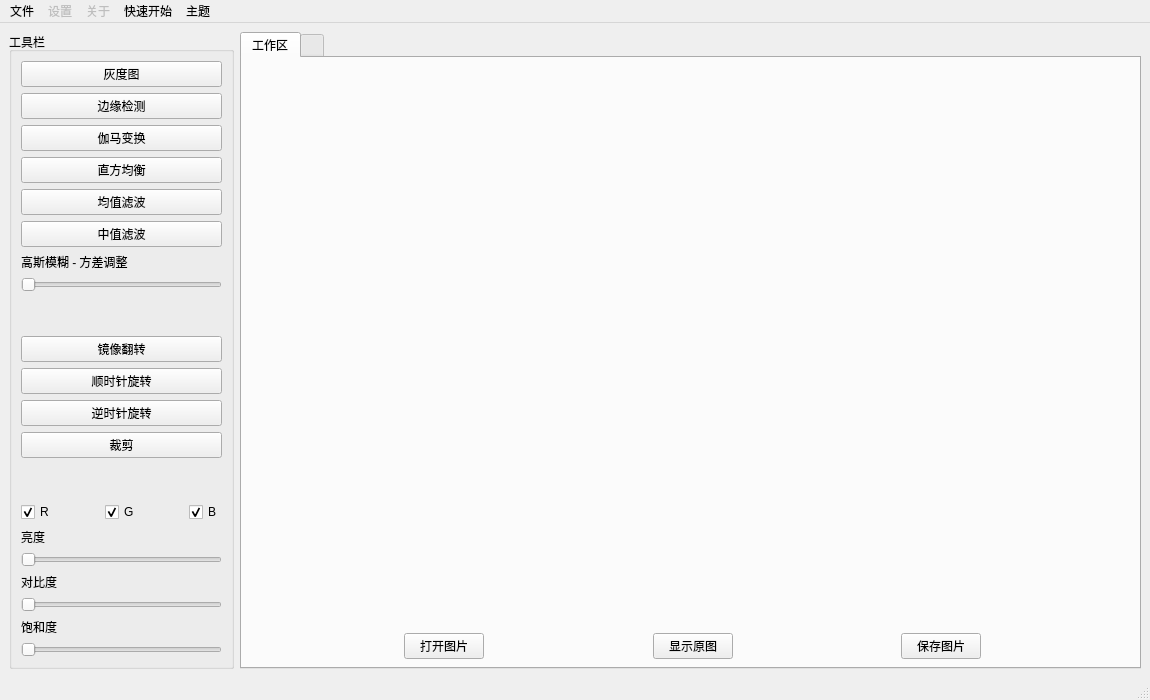
Old version of the form mainwindow.ui in the repository fl0a1e/ImgProcessor.
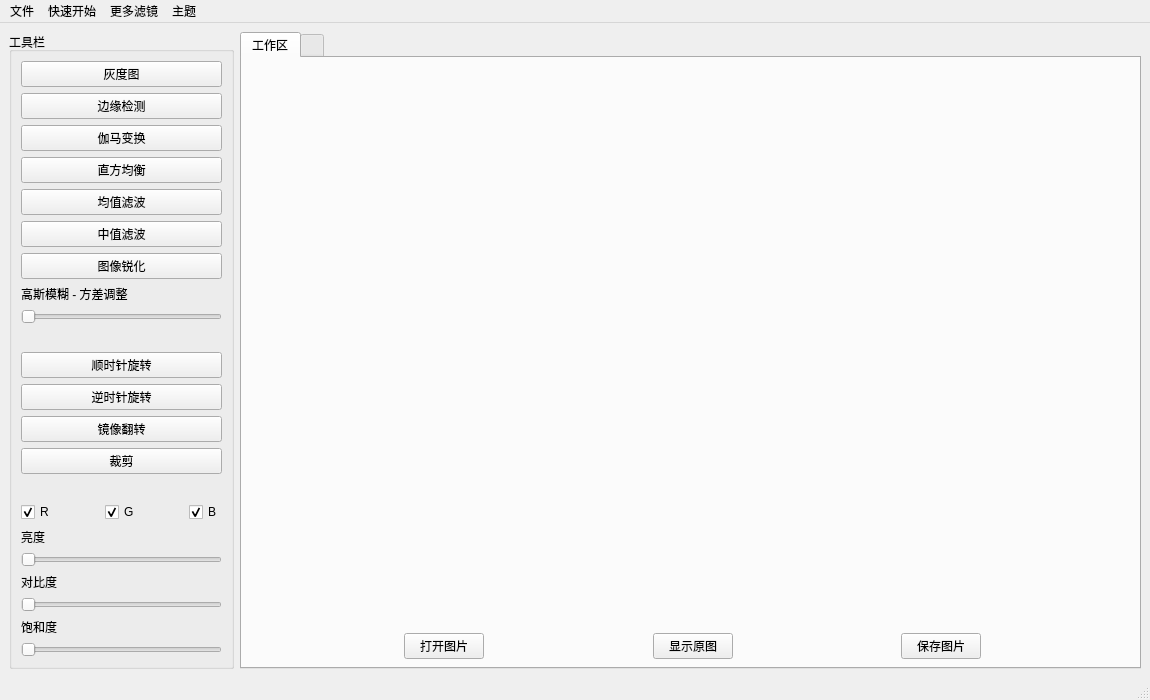
New version of the form.

Commit message: 加入新滤镜 & 改变loading.gif

```diff
--- a/mainwindow.ui
+++ b/mainwindow.ui
@@ -78,6 +78,13 @@
          </property>
         </widget>
        </item>
+       <item>
+        <widget class="QPushButton" name="pushButton_sharp">
+         <property name="text">
+          <string>图像锐化</string>
+         </property>
+        </widget>
+       </item>
        <item>
         <widget class="QLabel" name="label_4">
          <property name="text">
@@ -105,13 +112,6 @@
          </property>
         </spacer>
        </item>
-       <item>
-        <widget class="QPushButton" name="pushButton_mirrored">
-         <property name="text">
-          <string>镜像翻转</string>
-         </property>
-        </widget>
-       </item>
        <item>
         <widget class="QPushButton" name="pushButton_turnright">
          <property name="text">
@@ -126,6 +126,13 @@
          </property>
         </widget>
        </item>
+       <item>
+        <widget class="QPushButton" name="pushButton_mirrored">
+         <property name="text">
+          <string>镜像翻转</string>
+         </property>
+        </widget>
+       </item>
        <item>
         <widget class="QPushButton" name="pushButton_cropper">
          <property name="text">
@@ -396,19 +403,15 @@
    </widget>
    <widget class="QMenu" name="menu_2">
     <property name="enabled">
-     <bool>false</bool>
+     <bool>true</bool>
     </property>
     <property name="title">
-     <string>设置</string>
+     <string>更多滤镜</string>
     </property>
-   </widget>
-   <widget class="QMenu" name="menu_3">
-    <property name="enabled">
-     <bool>false</bool>
-    </property>
-    <property name="title">
-     <string>关于</string>
-    </property>
+    <addaction name="action_warm"/>
+    <addaction name="action_cold"/>
+    <addaction name="action_T"/>
+    <addaction name="action_old"/>
    </widget>
    <widget class="QMenu" name="menudemo">
     <property name="title">
@@ -428,9 +431,8 @@
     <addaction name="action_Ubuntu"/>
    </widget>
    <addaction name="menu"/>
-   <addaction name="menu_2"/>
-   <addaction name="menu_3"/>
    <addaction name="menudemo"/>
+   <addaction name="menu_2"/>
    <addaction name="menu_4"/>
   </widget>
   <widget class="QStatusBar" name="statusbar"/>
```
Left out of the diff: 20 changed lines with no effect on the pictures. The commit also changes 6 other files.
